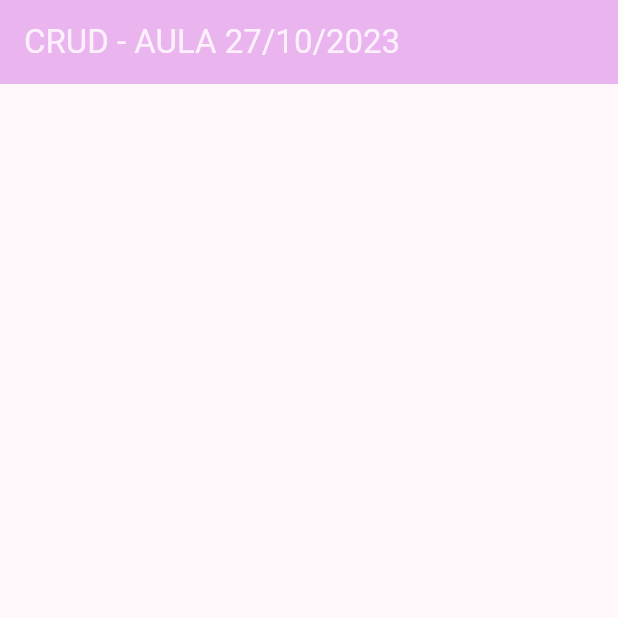
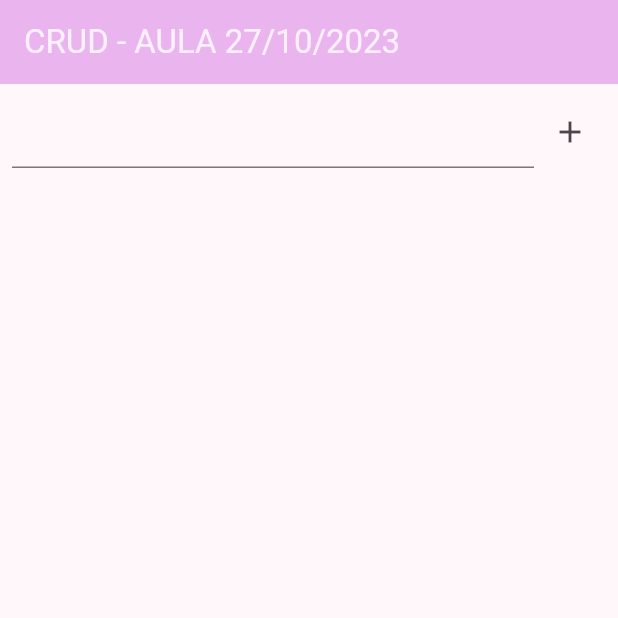
Before and after one commit to NatanColleoni/ProgMobile6S, a Flutter app: the screen it shows after launch, on a phone screen of 412 x 824 dp, the top half of it. Run offline on Flutter 3.47's test engine with Material 2 defaults, Android fonts, the light colour scheme and no system bars.

Commit message:
Aula 02 - 27/10 - Gerenciamento de widgets dinamicos (StatefulWidget), construção de inserção simples e listagem de itens

```diff
--- a/crud_aula/lib/view/home.dart
+++ b/crud_aula/lib/view/home.dart
@@ -1,3 +1,4 @@
+import 'package:crud_aula/view/list_name.dart';
 import 'package:flutter/material.dart';
 
 class Home extends StatelessWidget {
@@ -16,6 +17,7 @@ class Home extends StatelessWidget {
         ),
         backgroundColor: Theme.of(context).colorScheme.inversePrimary,
       ),
+      body: const ListName(),
     );
   }
 }
--- /dev/null
+++ b/crud_aula/lib/view/list_name.dart
@@ -0,0 +1,71 @@
+import 'package:flutter/material.dart';
+
+class ListName extends StatefulWidget {
+
+  const ListName({super.key});
+
+  @override
+  State<StatefulWidget> createState() => _ListNameState();
+
+  // @override
+  // State<StatefulWidget> createState() {
+  //   return _ListNameState();
+  // }
+}
+
+class _ListNameState extends State<ListName> {
+  /*
+    final - pode manipular os elementos
+  */
+  final ctrl = TextEditingController();
+  final List<String> listName = [];
+
+  @override
+  Widget build(BuildContext context) {
+    /*
+      Chain of Responsability - Design Pattern utilizado pelo flutter
+    */
+    return Column(
+      children: [
+        Padding(
+          padding: const EdgeInsets.all(8.0),
+          child: Row(
+            children: [
+              Expanded(
+                child: TextField(
+                  controller: ctrl,
+                ),
+              ),
+              IconButton(
+                // onPressed precisa chamar setState para gerenciar o estado do Widget
+                onPressed: () {
+                  //texto de dentro do input
+                  final nome = ctrl.text;
+                  //setState irá gerenciar o estado da lista
+                  if(nome.isNotEmpty) {
+                    setState(() {
+                      listName.add(nome);
+                    });
+                  }
+                  ctrl.clear();
+                },
+                icon: const Icon(Icons.add),
+              )
+            ],
+          )
+        ),
+        Expanded(child: ListView.builder(
+            itemCount: listName.length, //listView precisa saber quantos elementos serão carregados
+            itemBuilder: (context, index) {
+              final nome = listName[index];
+              return ListTile(
+                title: Text(nome),
+              );
+            },
+          ),
+        )
+      ],
+    );
+  }
+
+}
```
Also changed, not shown: 1 other file.
